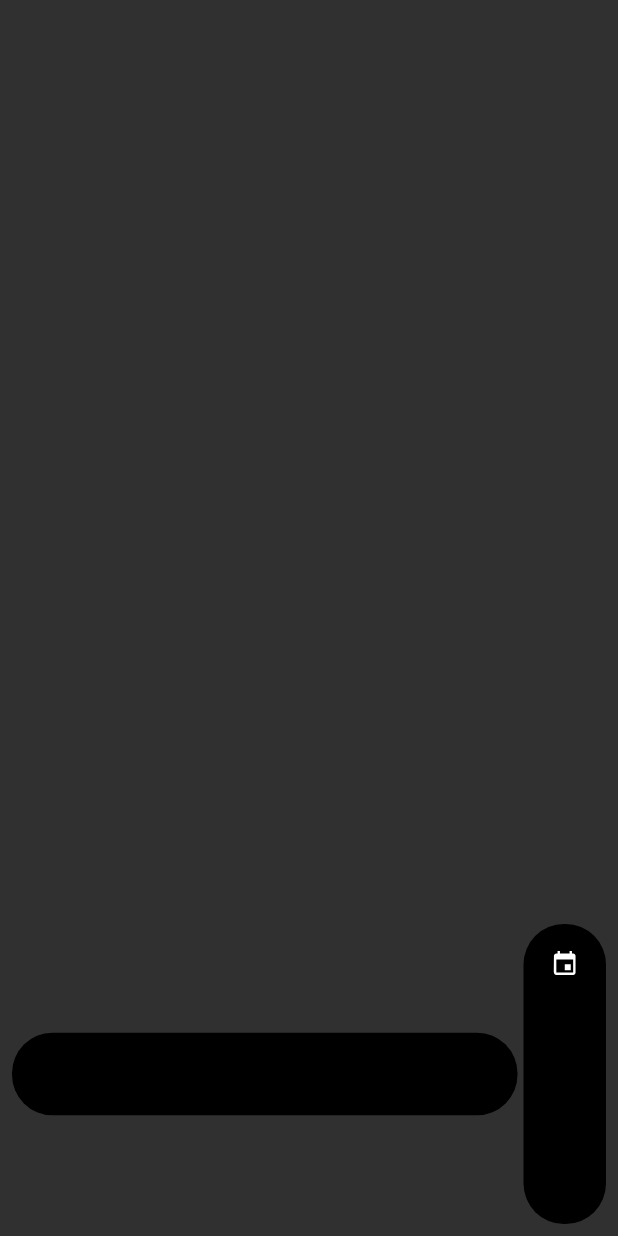
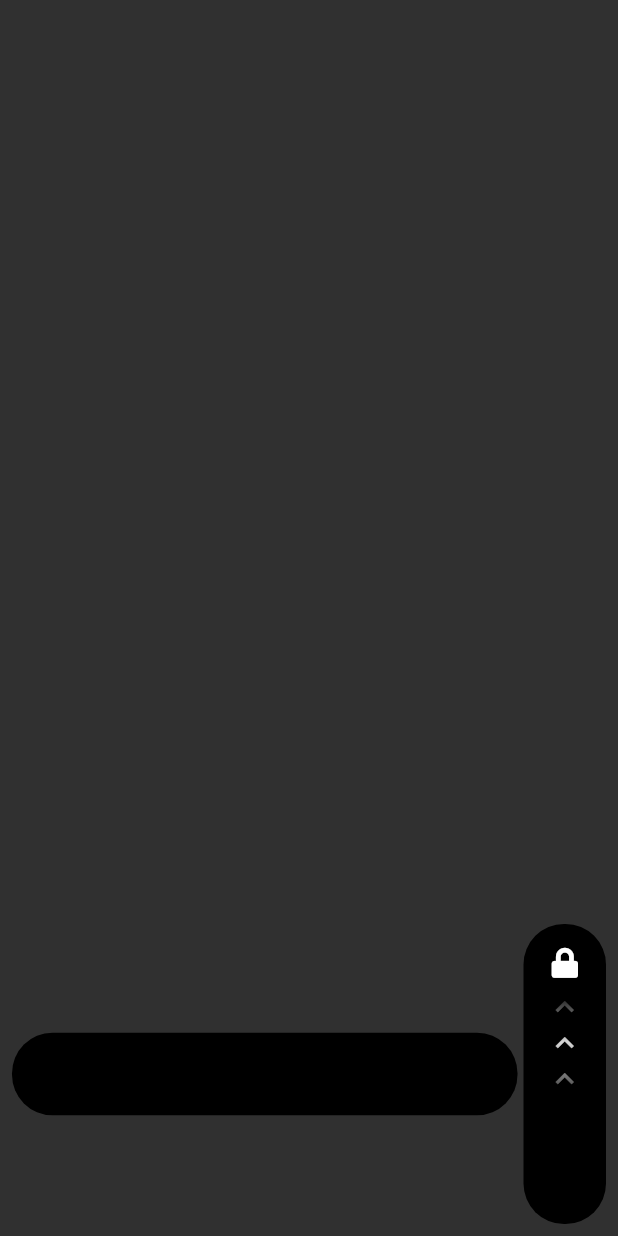
Before and after one commit to thecodepapaya/audio-chat, a Flutter app: the first screen one second after launch, on a phone screen of 412 x 824 dp. Run offline on Flutter 3.47's test engine with Material 2 defaults, Android fonts, the phone set to English and light mode, and no system bars; our stand-ins replace font_awesome_flutter.

Commit message:
Add slide guiders, flow shader

```diff
--- /dev/null
+++ b/lib/src/widgets/flow_shader.dart
@@ -0,0 +1,103 @@
+import 'package:flutter/material.dart';
+
+class FlowShader extends StatefulWidget {
+  const FlowShader({
+    Key? key,
+    required this.child,
+    this.direction = Axis.horizontal,
+  }) : super(key: key);
+
+  final Widget child;
+  final Axis direction;
+
+  @override
+  _FlowShaderState createState() => _FlowShaderState();
+}
+
+class _FlowShaderState extends State<FlowShader>
+    with SingleTickerProviderStateMixin {
+  late AnimationController controller;
+  late Animation animation1;
+  late Animation animation2;
+  late Animation animation3;
+
+  @override
+  void initState() {
+    super.initState();
+    controller = AnimationController(
+      vsync: this,
+      duration: const Duration(seconds: 2),
+    );
+    animation1 = TweenSequence([
+      TweenSequenceItem(
+        tween: ColorTween(begin: Colors.black, end: Colors.white),
+        weight: 1,
+      ),
+      TweenSequenceItem(
+        tween: ColorTween(begin: Colors.white, end: Colors.black),
+        weight: 1,
+      ),
+    ]).animate(
+      CurvedAnimation(
+        parent: controller,
+        curve: const Interval(0.0, 0.45, curve: Curves.linear),
+      ),
+    );
+    animation2 = TweenSequence([
+      TweenSequenceItem(
+        tween: ColorTween(begin: Colors.black, end: Colors.white),
+        weight: 1,
+      ),
+      TweenSequenceItem(
+        tween: ColorTween(begin: Colors.white, end: Colors.black),
+        weight: 1,
+      ),
+    ]).animate(
+      CurvedAnimation(
+        parent: controller,
+        curve: const Interval(0.15, 0.75, curve: Curves.linear),
+      ),
+    );
+    animation3 = TweenSequence([
+      TweenSequenceItem(
+        tween: ColorTween(begin: Colors.black, end: Colors.white),
+        weight: 1,
+      ),
+      TweenSequenceItem(
+        tween: ColorTween(begin: Colors.white, end: Colors.black),
+        weight: 1,
+      ),
+    ]).animate(
+      CurvedAnimation(
+        parent: controller,
+        curve: const Interval(0.45, 1, curve: Curves.linear),
+      ),
+    );
+    controller.repeat();
+    controller.addListener(() {
+      setState(() {});
+    });
+  }
+
+  @override
+  Widget build(BuildContext context) {
+    return ShaderMask(
+      shaderCallback: (rect) {
+        return LinearGradient(
+          colors: [
+            animation3.value,
+            animation2.value,
+            animation1.value,
+          ],
+          begin: widget.direction == Axis.horizontal
+              ? Alignment.centerLeft
+              : Alignment.topCenter,
+          end: widget.direction == Axis.horizontal
+              ? Alignment.centerRight
+              : Alignment.bottomCenter,
+        ).createShader(rect);
+      },
+      child: widget.child,
+    );
+  }
+}
--- a/lib/src/widgets/record_button.dart
+++ b/lib/src/widgets/record_button.dart
@@ -1,5 +1,7 @@
 import 'package:audio_chat/src/globals.dart';
+import 'package:audio_chat/src/widgets/flow_shader.dart';
 import 'package:flutter/material.dart';
+import 'package:font_awesome_flutter/font_awesome_flutter.dart';
 
 class RecordButton extends StatefulWidget {
   const RecordButton({
@@ -82,12 +84,25 @@ class _RecordButtonState extends State<RecordButton> {
           borderRadius: BorderRadius.circular(Globals.borderRadius),
           color: Colors.black,
         ),
-          alignment: Alignment.topCenter,
         padding: const EdgeInsets.symmetric(vertical: 15),
-          child: AnimatedIcon(
-            icon: AnimatedIcons.add_event,
-            progress: lockerAnimation,
-          )),
+        child: Column(
+          mainAxisAlignment: MainAxisAlignment.start,
+          children: [
+            const FaIcon(FontAwesomeIcons.lock, size: 20),
+            const SizedBox(height: 8),
+            FlowShader(
+              direction: Axis.vertical,
+              child: Column(
+                children: const [
+                  Icon(Icons.keyboard_arrow_up),
+                  Icon(Icons.keyboard_arrow_up),
+                  Icon(Icons.keyboard_arrow_up),
+                ],
+              ),
+            ),
+          ],
+        ),
+      ),
     );
   }
 
--- a/pubspec.yaml
+++ b/pubspec.yaml
@@ -30,7 +30,7 @@ dependencies:
   flutter:
     sdk: flutter
   flutter_sound: ^8.3.12
-
+  font_awesome_flutter: ^9.1.0
 
   # The following adds the Cupertino Icons font to your application.
   # Use with the CupertinoIcons class for iOS style icons.
```
Also changed, not shown: pubspec.lock. Lines whose indentation alone changed are shown as unchanged.
